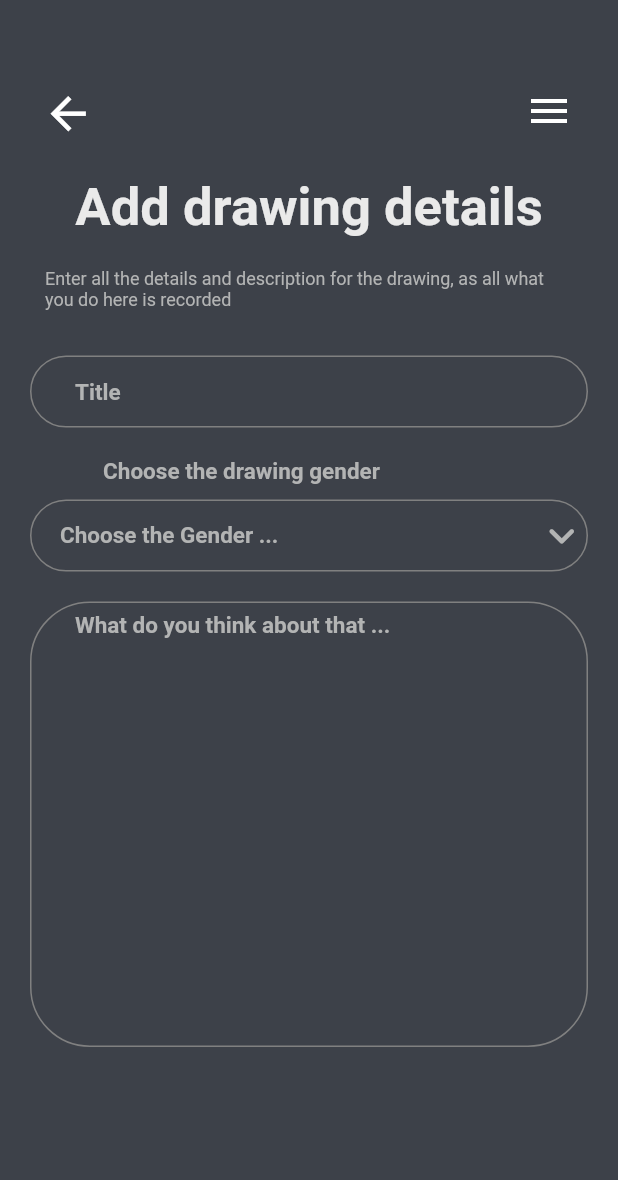
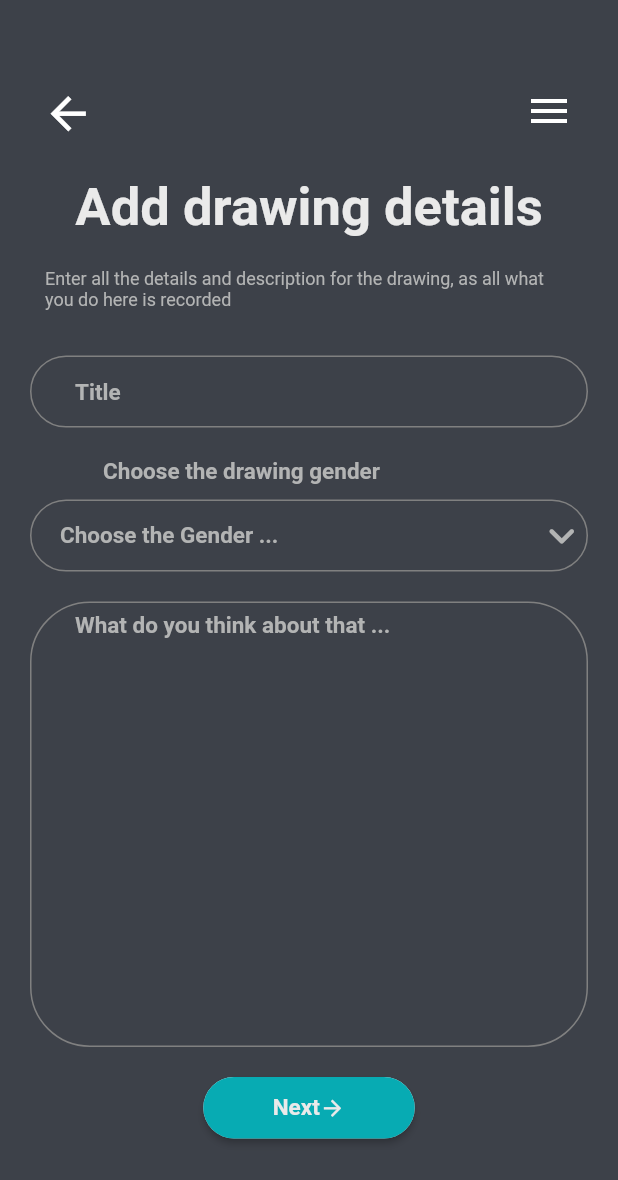
Before and after one commit to mido-ahmed/Facetcher-App, a Flutter app: the screen it shows after launch, on a phone screen of 412 x 824 dp. Shown: the top 1180 px of the screen. Run offline on Flutter 3.47's test engine with Material 2 defaults, Android fonts, the phone set to English and light mode, and no system bars; our stand-ins replace bloc, dartz, dio, equatable, flutter_bloc, fluttertoast and 5 more; missing offline and left inert: flutter_state_notifier, perfect_freehand, scribble; Roboto replaces fonts that are missing (Century Gothic).

Commit message:
edit in screen

```diff
--- a/lib/features/drawing-details/presentation/screens/drawing_details_screen.dart
+++ b/lib/features/drawing-details/presentation/screens/drawing_details_screen.dart
@@ -3,6 +3,7 @@ import 'package:flutter/material.dart';
 import '../../../../core/utils/app_colors.dart';
 import '../../../../core/utils/app_text_style.dart';
 import '../../../../core/widgets/app_bar_widget.dart';
+import '../../../../core/widgets/buttons/button_widget.dart';
 import '../../../../core/widgets/icons/animated_icon_button.dart';
 import '../../../../core/widgets/navigator/navigation_bar_wrapper.dart';
 import '../widgets/drawing_details_forms_widget.dart';
@@ -73,7 +74,28 @@ class _DrawingDetailsState extends State<DrawingDetails> {
                   ],
                 ),
               ),
-              DrawingDetailsForms()
+              DrawingDetailsForms(),
+              ButtonWidget(
+                backgroundColor: AppColors.navigatorItem,
+                onPress: () {
+                  Navigator.of(context).pushNamed('/app-drawing-screen');
+                },
+                text: "Next",
+                child: Row(
+                  mainAxisAlignment: MainAxisAlignment.center,
+                  children: [
+                    Text(
+                      "Next",
+                      style: AppTextStyle.buttonText,
+                    ),
+                    Icon(
+                      Icons.arrow_forward_sharp,
+                      color: AppColors.textPrimary,
+                      size: 17,
+                    ),
+                  ],
+                ),
+              ),
             ],
           ),
         ),
--- a/lib/features/drawing-details/presentation/widgets/drawing_details_forms_widget.dart
+++ b/lib/features/drawing-details/presentation/widgets/drawing_details_forms_widget.dart
@@ -118,7 +118,7 @@ class _DrawingDetailsFormsState extends State<DrawingDetailsForms> {
               ),
             ),
             Padding(
-              padding: const EdgeInsets.only(left: 20, right: 20),
+              padding: const EdgeInsets.only(left: 20, right: 20 , bottom: 20),
               child: TextFieldWidget(
                 enabled: _isFormEnabled,
                 hintText: 'What do you think about that ...',
```
